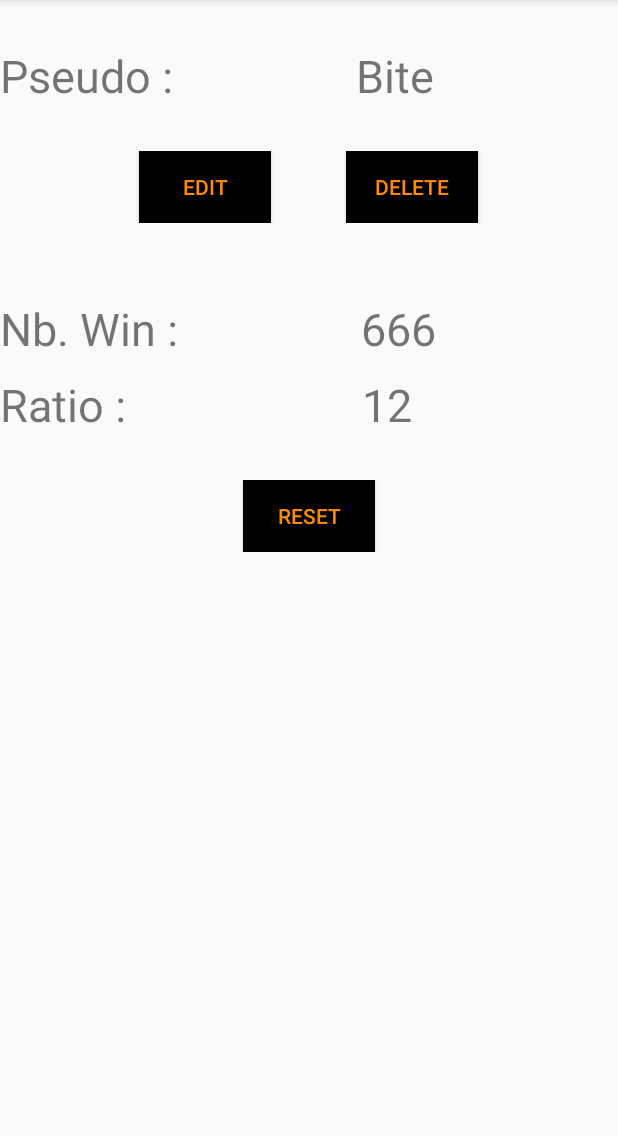
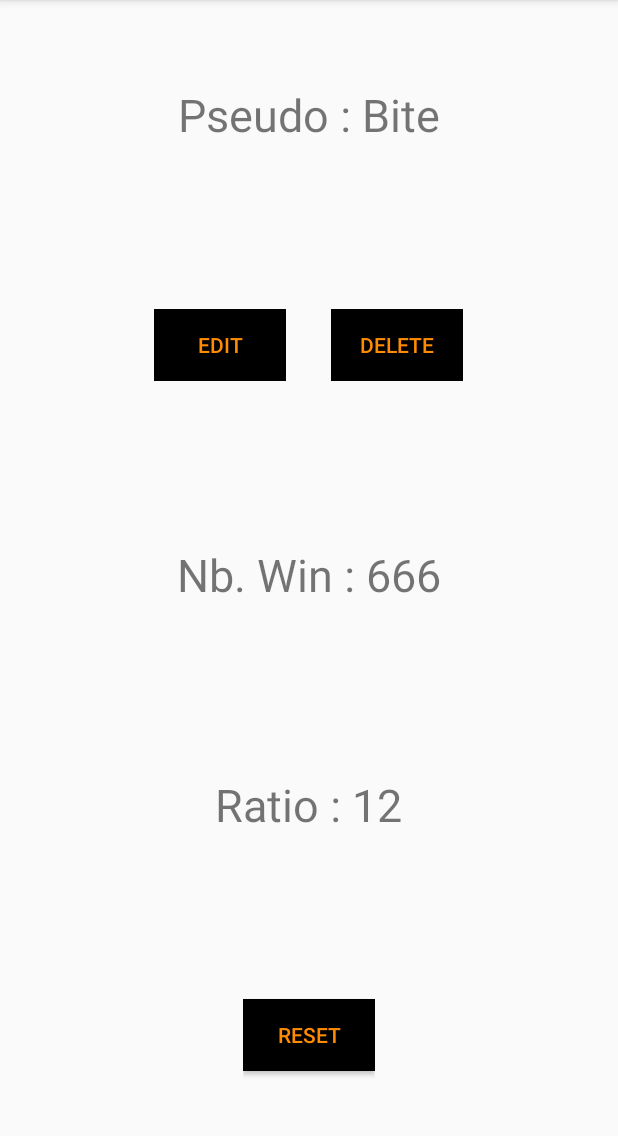
Before and after one commit to ThibCharpy/SeaBattle, an Android app: the ProfileActivity screen opened directly, with no data from a screen before it, on a phone screen of 412 x 824 dp, the part 84-1220 px from its top. Run offline under Robolectric (Android 15) with nearby library versions, the phone set to English and light mode, and no system bars.

Commit message:
merge avec branche max

```diff
--- a/app/src/main/java/fr/univ/orleans/android/seabattle/views/MainActivity.java
+++ b/app/src/main/java/fr/univ/orleans/android/seabattle/views/MainActivity.java
@@ -80,6 +80,7 @@ public class MainActivity extends Activity {
                 Intent goToMenu = new Intent(getApplicationContext(),MenuActivity.class);
                 Profil profilSelect = (Profil) list.getItemAtPosition(position);
                 goToMenu.putExtra("currentProfil",profilSelect.getUsername());
+                goToMenu.putExtra("controller",controller);
                 startActivity(goToMenu);
             }
         });
--- a/app/src/main/java/fr/univ/orleans/android/seabattle/views/ProfileActivity.java
+++ b/app/src/main/java/fr/univ/orleans/android/seabattle/views/ProfileActivity.java
@@ -28,11 +28,11 @@ public class ProfileActivity extends AppCompatActivity {
 
 
         TextView pseudo = (TextView)findViewById(R.id.pseudo);
-        pseudo.setText("Pseudo :");
+        pseudo.setText("Pseudo : ");
         TextView nbwin= (TextView)findViewById(R.id.nbwin);
-        nbwin.setText("Nb. Win :");
+        nbwin.setText("Nb. Win : ");
         TextView ratio = (TextView)findViewById(R.id.ratio);
-        ratio.setText("Ratio :");
+        ratio.setText("Ratio : ");
 
         Button buttonEdit = (Button)findViewById(R.id.buttonEdit);
         buttonEdit.setOnClickListener(new View.OnClickListener() {
@@ -59,12 +59,16 @@ public class ProfileActivity extends AppCompatActivity {
             }
         });
 
+        String pseudoField = "Bite";
+        String nbWinField = "666";
+        String ratioField = "12";
+
         TextView fieldPseudo = (TextView)findViewById(R.id.fieldPseudo);
-        fieldPseudo.setText("Bite");
+        fieldPseudo.setText(pseudoField);
         TextView fieldNbwin = (TextView)findViewById(R.id.fieldNbwin);
-        fieldNbwin.setText("666");
+        fieldNbwin.setText(nbWinField);
         TextView fieldRatio = (TextView)findViewById(R.id.fieldRatio);
-        fieldRatio.setText("12");
+        fieldRatio.setText(ratioField);
 
     }
 }
--- a/app/src/main/res/layout/activity_profile.xml
+++ b/app/src/main/res/layout/activity_profile.xml
@@ -1,27 +1,27 @@
 <?xml version="1.0" encoding="utf-8"?>
 <LinearLayout xmlns:android="http://schemas.android.com/apk/res/android"
     android:orientation="vertical" android:layout_width="match_parent"
-    android:layout_height="match_parent">
+    android:layout_height="match_parent"
+    android:gravity="center">
+
 
     <LinearLayout
-        android:layout_width="match_parent"
-        android:layout_height="wrap_content"
-        android:orientation="horizontal"
-        android:layout_marginBottom="30dp"
-        android:layout_marginTop="30dp">
+        android:layout_width="wrap_content"
+        android:layout_height="0dp"
+        android:layout_weight=".20"
+        android:gravity="center">
 
         <TextView
-            android:text="Pseudo :"
+            android:text="@string/pseudo"
             android:textSize="30sp"
-            android:gravity="center_horizontal"
             android:layout_width="wrap_content"
-            android:layout_height="match_parent"
+            android:layout_height="wrap_content"
             android:id="@+id/pseudo" />
 
 
         <TextView
-            android:layout_width="match_parent"
-            android:layout_height="match_parent"
+            android:layout_width="wrap_content"
+            android:layout_height="wrap_content"
             android:textSize="30sp"
             android:gravity="center_horizontal"
             android:id="@+id/fieldPseudo"/>
@@ -29,12 +29,16 @@
     </LinearLayout>
 
     <LinearLayout
-        android:layout_width="match_parent"
+        android:layout_width="wrap_content"
+        android:layout_height="0dp"
+        android:layout_weight=".20"
+        android:gravity="center">
+
+        <LinearLayout
+            android:layout_width="0dp"
             android:layout_height="wrap_content"
-        android:orientation="horizontal"
-        android:gravity="center"
-        android:layout_marginBottom="50dp">
-
+            android:layout_weight=".40"
+            android:gravity="center">
 
             <Button
                 android:layout_width="wrap_content"
@@ -42,8 +46,20 @@
                 android:id="@+id/buttonEdit"
                 android:textColor="#FF8C00"
                 android:background="#000000"
-            android:layout_marginRight="50dp"
                 android:text="@string/buttonEdit" />
+
+        </LinearLayout>
+
+        <Space
+            android:layout_width="30dp"
+            android:layout_height="1dp"/>
+
+        <LinearLayout
+            android:layout_width="0dp"
+            android:layout_height="wrap_content"
+            android:layout_weight=".40"
+            android:gravity="center">
+
 
             <Button
                 android:layout_width="wrap_content"
@@ -55,57 +71,55 @@
 
         </LinearLayout>
 
+    </LinearLayout>
+
     <LinearLayout
-        android:layout_width="match_parent"
-        android:layout_height="wrap_content"
-        android:orientation="horizontal"
-        android:layout_marginBottom="10dp">
+        android:layout_width="wrap_content"
+        android:layout_height="0dp"
+        android:layout_weight=".20"
+        android:gravity="center">
 
         <TextView
-            android:text="Nb. Win :"
+            android:text="@string/nbWin"
             android:textSize="30sp"
-            android:gravity="center_horizontal"
             android:layout_width="wrap_content"
-            android:layout_height="match_parent"
+            android:layout_height="wrap_content"
             android:id="@+id/nbwin" />
 
         <TextView
-            android:layout_height="match_parent"
-            android:layout_width="match_parent"
+            android:layout_height="wrap_content"
+            android:layout_width="wrap_content"
             android:textSize="30sp"
-            android:gravity="center_horizontal"
             android:id="@+id/fieldNbwin"/>
 
     </LinearLayout>
 
     <LinearLayout
-        android:layout_width="match_parent"
-        android:layout_height="wrap_content"
-        android:orientation="horizontal"
-        android:layout_marginBottom="30dp">
+        android:layout_width="wrap_content"
+        android:layout_height="0dp"
+        android:layout_weight=".20"
+        android:gravity="center">
 
         <TextView
-            android:text="Ratio :"
+            android:text="@string/ratio"
             android:textSize="30sp"
-            android:gravity="center_horizontal"
             android:layout_width="wrap_content"
-            android:layout_height="match_parent"
+            android:layout_height="wrap_content"
             android:id="@+id/ratio" />
 
         <TextView
-            android:layout_width="match_parent"
-            android:layout_height="match_parent"
+            android:layout_width="wrap_content"
+            android:layout_height="wrap_content"
             android:textSize="30sp"
-            android:layout_marginLeft="20dp"
             android:gravity="center_horizontal"
             android:id="@+id/fieldRatio"/>
 
     </LinearLayout>
 
     <LinearLayout
-        android:layout_width="match_parent"
-        android:layout_height="wrap_content"
-        android:orientation="horizontal"
+        android:layout_width="wrap_content"
+        android:layout_height="0dp"
+        android:layout_weight=".20"
         android:gravity="center">
 
         <Button
--- a/app/src/main/res/values/strings.xml
+++ b/app/src/main/res/values/strings.xml
@@ -11,4 +11,14 @@
     <string name="buttonDelete">Delete</string>
     <string name="buttonReset">Reset</string>
     <string name="buttonCancel">Cancel</string>
+
+    <string name="buttonPlay">Play</string>
+    <string name="buttonProfile">Profile</string>
+    <string name="buttonSettings">Settings</string>
+    <string name="pseudo">Username :</string>
+    <string name="nbWin">Number of Win :</string>
+    <string name="ratio">Ratio :</string>
+    <string name="music">Music : </string>
+    <string name="sound">Sound Effects : </string>
+    <string name="animation">Animation</string>
 </resources>
--- a/model/src/main/java/fr/univ/orleans/android/seabattle/front/ServiceImpl.java
+++ b/model/src/main/java/fr/univ/orleans/android/seabattle/front/ServiceImpl.java
@@ -1,5 +1,6 @@
 package fr.univ.orleans.android.seabattle.front;
 
+import java.io.Serializable;
 import java.util.ArrayList;
 import java.util.Iterator;
 import java.util.List;
@@ -10,7 +11,7 @@ import fr.univ.orleans.android.seabattle.model.Profil;
  * Created by thibault on 15/12/16.
  */
 
-public class ServiceImpl implements ProfilsManagement {
+public class ServiceImpl implements ProfilsManagement, Serializable {
 
     private static int MAX_NUMBER_OF_PROFIL = 5;
 
--- a/model/src/main/java/fr/univ/orleans/android/seabattle/model/Profil.java
+++ b/model/src/main/java/fr/univ/orleans/android/seabattle/model/Profil.java
@@ -4,7 +4,7 @@ package fr.univ.orleans.android.seabattle.model;
  * Created by thibault on 15/12/16.
  */
 
-public class Profil {
+public class Profil extends ModelObject{
 
     private String username;
     private long id;
```
Also changed, not shown: app/src/main/java/fr/univ/orleans/android/seabattle/views/MenuActivity.java (+11 -0 lines), app/src/main/res/drawable/background_menu.xml (deleted, +0 -10 lines), app/src/main/res/drawable/checkbox.xml (added, +12 -0 lines), app/src/main/res/layout/activity_menu.xml (+51 -21 lines), app/src/main/res/layout/activity_settings.xml (+71 -35 lines), model/src/main/java/fr/univ/orleans/android/seabattle/model/ModelObject.java (added, +10 -0 lines), app/src/main/res/drawable/checkbox_checked.png (added), app/src/main/res/drawable/checkbox_unchecked.png (added), app/src/main/res/drawable/explosions.jpg (added), app/src/main/res/drawable/rainbow.jpg (added). Lines whose indentation alone changed are shown as unchanged.
